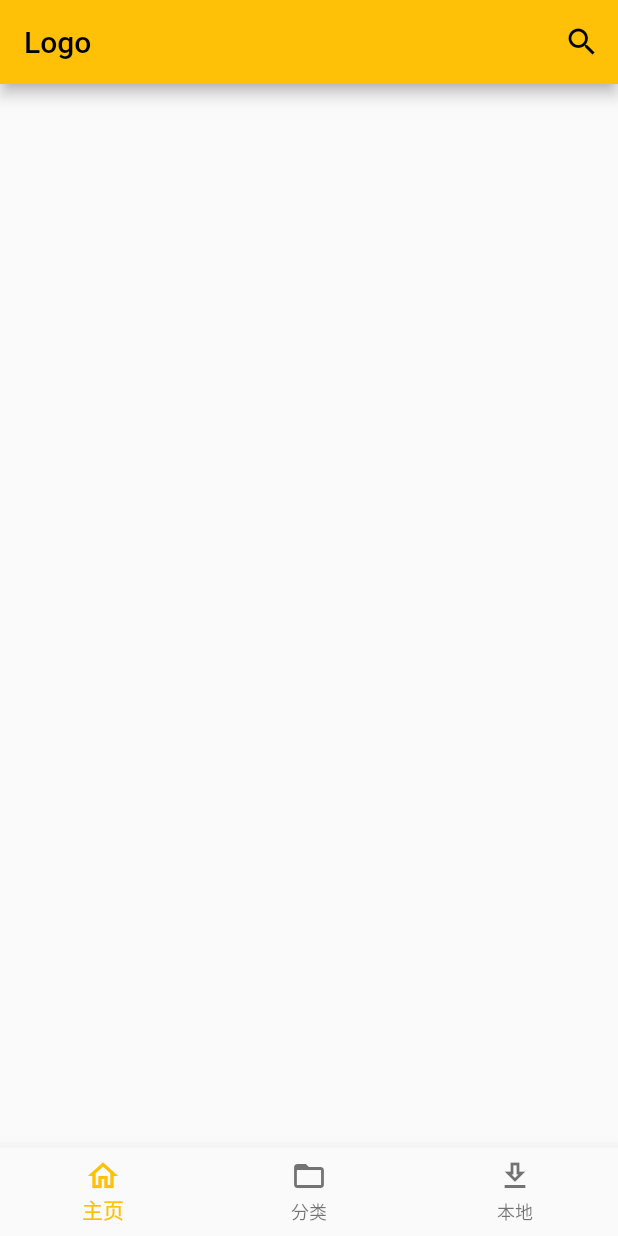
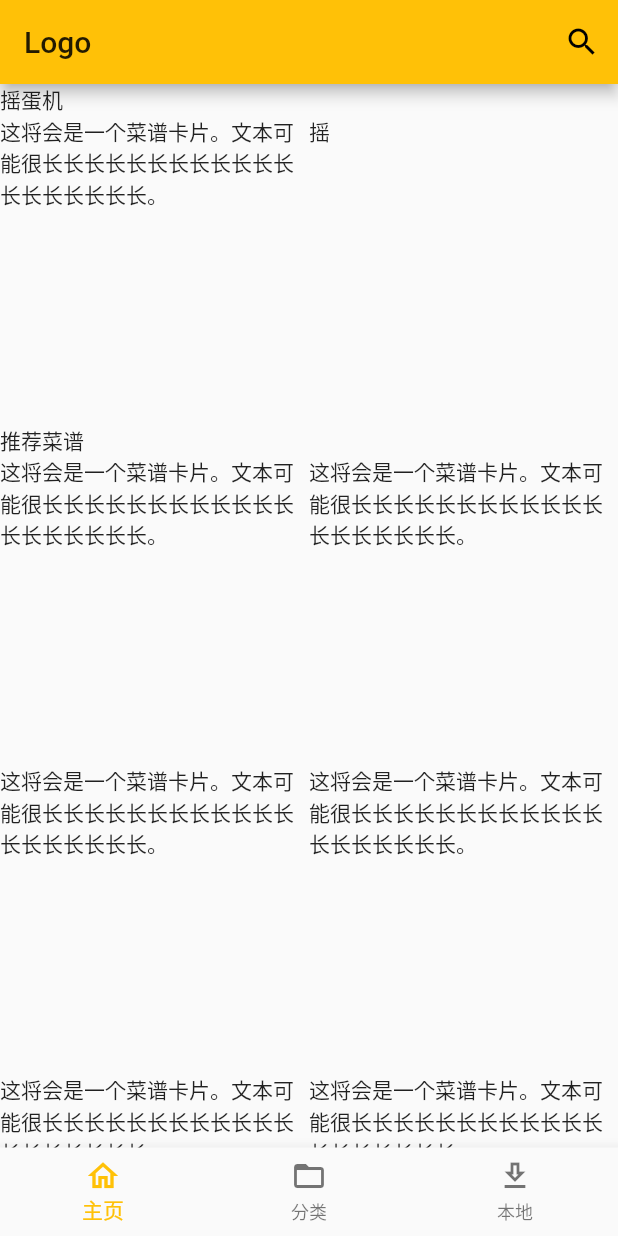
Before and after one commit to Mike-7777777/flutter-cookbook, a Flutter app: the screen it shows after launch, on a phone screen of 412 x 824 dp. Run offline on Flutter 3.47's test engine with Material 2 defaults, Android fonts, the phone set to English and light mode, and no system bars.

Commit message:
确立主页布局,页面文字独立在常量中

```diff
--- /dev/null
+++ b/lib/app.dart
@@ -0,0 +1,74 @@
+// 应用的总页面
+import 'package:flutter/material.dart';
+
+import 'package:my_app/page/classification.dart';
+import 'package:my_app/page/home.dart';
+import 'package:my_app/page/local.dart';
+import 'package:my_app/constants.dart';
+
+// 页面
+class MyAppPage extends StatefulWidget {
+  MyAppPage({Key key, this.title}) : super(key: key);
+  final String title;
+  @override
+  _MyAppPageState createState() => _MyAppPageState();
+}
+
+// 页面状态
+class _MyAppPageState extends State<MyAppPage> {
+  // 当前选择页
+  int _selectedIndex = 0;
+
+  // 页面数组，通过数组下下标和页面对应
+  static List<Widget> _widgetOptions = <Widget>[
+    HomePage(),
+    ClassificationPage(),
+    LocalPage(),
+  ];
+
+  // 点击 bar 时的触发函数
+  void _onItemTapped(int index) {
+    setState(() {
+      _selectedIndex = index;
+    });
+  }
+
+  // 底部导航按钮集合
+  static const items = const <BottomNavigationBarItem>[
+    BottomNavigationBarItem(
+      icon: Icon(Icons.home_outlined),
+      label: HOME_PAGE_LABEL,
+    ),
+    BottomNavigationBarItem(
+      icon: Icon(Icons.folder_open),
+      label: CLASSIFICATION_PAGE_LABEL,
+    ),
+    BottomNavigationBarItem(
+      icon: Icon(Icons.download_outlined),
+      label: LOCAL_PAGE_LABEL,
+    ),
+  ];
+
+  @override
+  Widget build(BuildContext context) {
+    // 底部导航
+    var bottomNavigationBar = BottomNavigationBar(
+      items: items,
+      // 底部导航起始位置
+      currentIndex: _selectedIndex,
+      // 底部导航点击事件
+      onTap: _onItemTapped,
+    );
+
+    // 页面框架
+    var scaffold = Scaffold(
+      // key: scaffoldKey,
+      body: Center(
+        child: _widgetOptions.elementAt(_selectedIndex),
+      ),
+      bottomNavigationBar: bottomNavigationBar,
+    );
+
+    return scaffold;
+  }
+}
--- /dev/null
+++ b/lib/constants.dart
@@ -0,0 +1,14 @@
+// 常量统一管理
+import 'package:flutter/material.dart';
+
+const APP_TITLE = "Flutter Demo";
+const APP_PRIMARY_Swatch = Colors.amber;
+
+const HOME_PAGE_LABEL = "主页";
+// const HOME_PAGE_TITLE 在 widget/logo.dart 中定义
+
+const CLASSIFICATION_PAGE_LABEL = "分类";
+const CLASSIFICATION_PAGE_TITLE = "分类页面";
+
+const LOCAL_PAGE_LABEL = "本地";
+const LOCAL_PAGE_TITLE = "本地页面";
--- a/lib/main.dart
+++ b/lib/main.dart
@@ -1,114 +1,26 @@
 import 'package:flutter/material.dart';
-import 'package:my_app/page/classification.dart';
-import 'package:my_app/page/home.dart';
-import 'package:my_app/page/local.dart';
 
-void main() {
-  runApp(MyApp());
-}
+import 'package:my_app/app.dart';
+import 'package:my_app/constants.dart';
 
 class MyApp extends StatelessWidget {
-  // This widget is the root of your application.
   @override
   Widget build(BuildContext context) {
     return MaterialApp(
-      title: 'Flutter Demo',
+      // App 主题及信息设置
+      title: APP_TITLE,
       theme: ThemeData(
-        // This is the theme of your application.
-        //
-        // Try running your application with "flutter run". You'll see the
-        // application has a blue toolbar. Then, without quitting the app, try
-        // changing the primarySwatch below to Colors.green and then invoke
-        // "hot reload" (press "r" in the console where you ran "flutter run",
-        // or simply save your changes to "hot reload" in a Flutter IDE).
-        // Notice that the counter didn't reset back to zero; the application
-        // is not restarted.
-        primarySwatch: Colors.amber,
-        // This makes the visual density adapt to the platform that you run
-        // the app on. For desktop platforms, the controls will be smaller and
-        // closer together (more dense) than on mobile platforms.
+        primarySwatch: APP_PRIMARY_Swatch,
         visualDensity: VisualDensity.adaptivePlatformDensity,
       ),
-      home: MyHomePage(),
+
+      // 选择需要启动的总页面
+      home: MyAppPage(),
     );
   }
 }
 
-class MyHomePage extends StatefulWidget {
-  MyHomePage({Key key, this.title}) : super(key: key);
-
-  // This widget is the home page of your application. It is stateful, meaning
-  // that it has a State object (defined below) that contains fields that affect
-  // how it looks.
-
-  // This class is the configuration for the state. It holds the values (in this
-  // case the title) provided by the parent (in this case the App widget) and
-  // used by the build method of the State. Fields in a Widget subclass are
-  // always marked "final".
-
-  final String title;
-
-  @override
-  _MyHomePageState createState() => _MyHomePageState();
+void main() {
+  // Go Go Go！！
+  runApp(MyApp());
 }
-
-// final GlobalKey<ScaffoldState> scaffoldKey = GlobalKey<ScaffoldState>();
-// final SnackBar snackBar = const SnackBar(content: Text('Showing Snackbar'));
-
-/// This is the private State class that goes with MyStatefulWidget.
-class _MyHomePageState extends State<MyHomePage> {
-  int _selectedIndex = 0; // 当前选择页
-
-  static List<Widget> _widgetOptions = <Widget>[
-    // 页面数组，通过数组下下标和页面对应
-    HomePage(),
-    ClassificationPage(),
-    LocalPage(),
-  ];
-
-  void _onItemTapped(int index) {
-    // 点击 bar 时的触发函数
-    setState(() {
-      _selectedIndex = index;
-    });
-  }
-
-  @override
-  Widget build(BuildContext context) {
-    // 底部导航按钮集合
-    const items = const <BottomNavigationBarItem>[
-      BottomNavigationBarItem(
-        icon: Icon(Icons.home_outlined),
-        label: '主页',
-      ),
-      BottomNavigationBarItem(
-        icon: Icon(Icons.folder_open),
-        label: '分类',
-      ),
-      BottomNavigationBarItem(
-        icon: Icon(Icons.download_outlined),
-        label: '本地',
-      ),
-    ];
-
-    // 底部导航
-    var bottomNavigationBar = BottomNavigationBar(
-      items: items,
-      // 底部导航起始位置
-      currentIndex: _selectedIndex,
-      // 底部导航点击事件
-      onTap: _onItemTapped,
-    );
-
-    // 页面框架
-    var scaffold = Scaffold(
-      // key: scaffoldKey,
-      body: Center(
-        child: _widgetOptions.elementAt(_selectedIndex),
-      ),
-      bottomNavigationBar: bottomNavigationBar,
-    );
-
-    return scaffold;
-  }
-}
--- a/lib/page/classification.dart
+++ b/lib/page/classification.dart
@@ -1,5 +1,7 @@
 // 底部导航选择分类时的页面
 import 'package:flutter/material.dart';
+
+import 'package:my_app/constants.dart';
 
 // 分类页面
 class ClassificationPage extends StatefulWidget {
@@ -16,7 +18,7 @@ class _ClassificationPageState extends State<ClassificationPage> {
         // backgroundColor: Colors.white, // 设置顶部 bar 颜色为白色
         // elevation: 0, // 取消阴影
         title: const Text(
-          "分类页面",
+          CLASSIFICATION_PAGE_TITLE,
           style: TextStyle(color: Colors.black),
         ),
         // actions: <Widget>[
--- a/lib/page/home.dart
+++ b/lib/page/home.dart
@@ -1,5 +1,7 @@
 // 底部导航选择主页时的页面
 import 'package:flutter/material.dart';
+import 'package:my_app/widget/cookbook-card.dart';
+import 'package:my_app/widget/logo.dart';
 import 'package:my_app/widget/search.dart';
 
 // 本地页面
@@ -12,26 +14,72 @@ class HomePage extends StatefulWidget {
 class _HomePageState extends State<HomePage> {
   @override
   Widget build(BuildContext context) {
+    // 获取搜索图标组件
+    var searchIconWidget = getSearchIconWidget(context);
+
+    // 页面框架
     return Scaffold(
       appBar: AppBar(
-          // backgroundColor: Colors.white, // 设置顶部 bar 颜色为白色
-          // elevation: 0, // 取消阴影
-          title: const Text(
-            "Logo",
-            style: TextStyle(color: Colors.black),
-          ),
-          actions: <Widget>[
-            IconButton(
-              icon: const Icon(
-                Icons.search,
-                color: Colors.black,
-              ),
-              onPressed: () {
-                showSearch(
-                    context: context, delegate: CookbookSearchDelegate());
-              },
-            ),
-          ]),
+        title: LogoWidget.getInstance(),
+        actions: <Widget>[searchIconWidget],
+      ),
+      body: _getPageBody(),
     );
   }
 }
+
+Widget _getPageBody() {
+  return ListView(
+    children: getListChildren(),
+  );
+}
+
+List<Widget> getListChildren() {
+  var list = <Widget>[];
+
+  list.add(const Text("摇蛋机"));
+
+  list.add(
+    // 固定列数的 GridView
+    GridView.count(
+        // 设置列数
+        crossAxisCount: 2,
+        // 解决 GridView 嵌套在 ListView 中报错问题
+        shrinkWrap: true,
+        // 解决 GridView 嵌套在 ListView 中无法滑动问题
+        physics: new NeverScrollableScrollPhysics(),
+
+        // 设置内容
+        children: [CookbookCard(), Text("摇")]),
+  );
+  // Table(
+  //   children: [],
+  // );
+
+  list.add(const Text("推荐菜谱"));
+
+  list.add(
+    // 固定列数的 GridView
+    GridView.count(
+      // 设置列数
+      crossAxisCount: 2,
+      // 解决 GridView 嵌套在 ListView 中报错问题
+      shrinkWrap: true,
+      // 解决 GridView 嵌套在 ListView 中无法滑动问题
+      physics: new NeverScrollableScrollPhysics(),
+
+      // 设置内容
+      children: getGridChildren(),
+    ),
+  );
+
+  return list;
+}
+
+List<Widget> getGridChildren() {
+  var list = <Widget>[];
+  for (int i = 0; i < 10; i++) {
+    list.add(CookbookCard());
+  }
+  return list;
+}
--- a/lib/page/local.dart
+++ b/lib/page/local.dart
@@ -1,5 +1,7 @@
 // 底部导航选择本地时的页面
 import 'package:flutter/material.dart';
+
+import 'package:my_app/constants.dart';
 
 // 本地页面
 class LocalPage extends StatefulWidget {
@@ -16,7 +18,7 @@ class _LocalPageState extends State<LocalPage> {
         // backgroundColor: Colors.white, // 设置顶部 bar 颜色为白色
         // elevation: 0, // 取消阴影
         title: const Text(
-          "本地页面",
+          LOCAL_PAGE_TITLE,
           style: TextStyle(color: Colors.black),
         ),
         // actions: <Widget>[
--- /dev/null
+++ b/lib/widget/cookbook-card.dart
@@ -0,0 +1,10 @@
+// 菜谱卡片组件
+import 'package:flutter/material.dart';
+
+// 定义为无状态组件
+class CookbookCard extends StatelessWidget {
+  @override
+  Widget build(BuildContext context) {
+    return Text("这将会是一个菜谱卡片。文本可能很长长长长长长长长长长长长长长长长长长长。");
+  }
+}
--- /dev/null
+++ b/lib/widget/logo.dart
@@ -0,0 +1,18 @@
+// 单例模式的 Logo 组件
+import 'package:flutter/material.dart';
+
+// 单例模式，使用 LogoWidget.getInstance() 获得单例对象
+class LogoWidget extends StatelessWidget {
+  // 单例模式模板 start
+  LogoWidget._() : super();
+
+  static final _instance = LogoWidget._();
+
+  factory LogoWidget.getInstance() => _instance;
+  // 单例模式模板 end
+
+  @override
+  Widget build(BuildContext context) {
+    return Text("Logo");
+  }
+}
--- a/lib/widget/search.dart
+++ b/lib/widget/search.dart
@@ -60,3 +60,17 @@ class CookbookSearchDelegate extends SearchDelegate {
     return Container();
   }
 }
+
+// 方便获取搜索入口图标的函数
+Widget getSearchIconWidget(BuildContext context) {
+  var searchWidget = IconButton(
+    icon: const Icon(
+      Icons.search,
+    ),
+    onPressed: () {
+      showSearch(context: context, delegate: CookbookSearchDelegate());
+    },
+  );
+
+  return searchWidget;
+}
```
